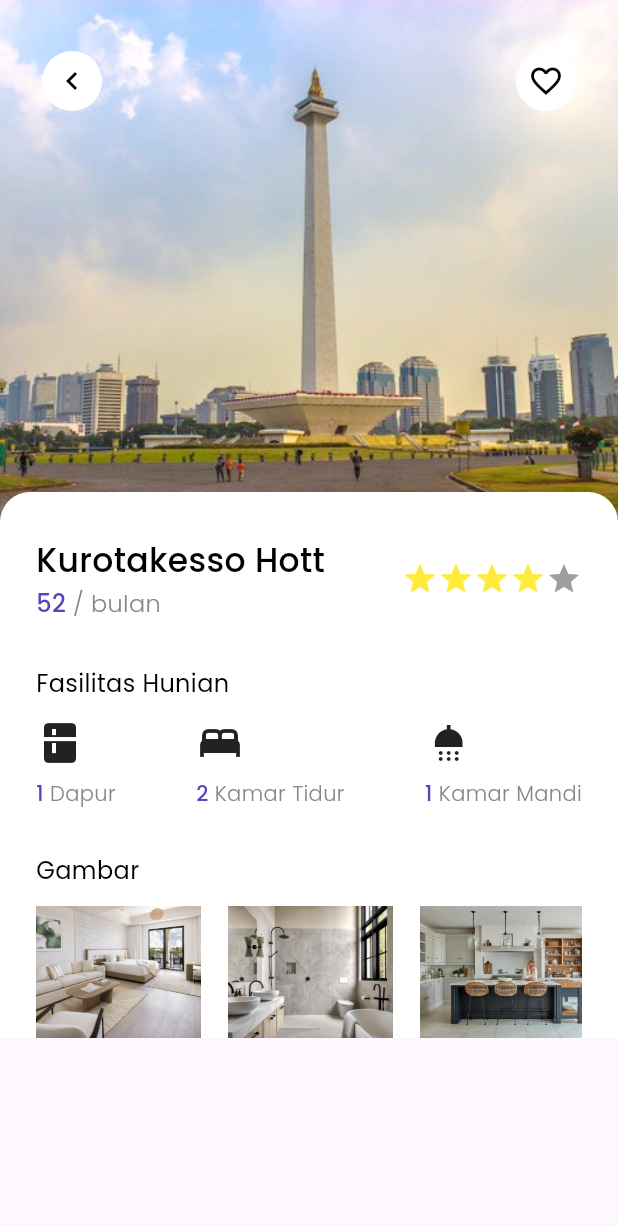
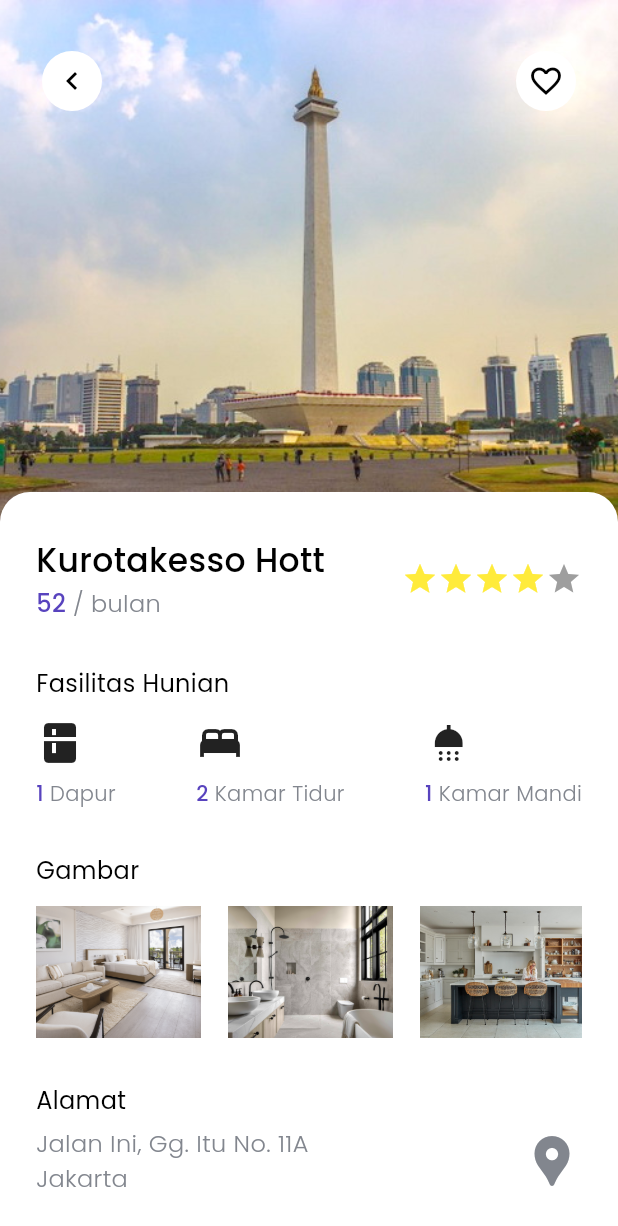
Before and after one commit to nomenklatur/belive, a Flutter app: the DetailScreen screen opened directly, on a phone screen of 412 x 824 dp. Shown: the top 1226 px of the screen. Run offline on Flutter 3.47's test engine with Material 3 defaults, Android fonts, the phone set to English and light mode, and no system bars; our stand-ins replace google_fonts.

Commit message:
feat: location and cta section with navigation fix

```diff
--- a/lib/screens/detail.dart
+++ b/lib/screens/detail.dart
@@ -9,6 +9,7 @@ class DetailScreen extends StatelessWidget {
   @override
   Widget build(BuildContext context) {
     return Scaffold(
+      backgroundColor: Colors.white,
       body: SafeArea(
         bottom: false,
         child: Stack(
@@ -18,28 +19,6 @@ class DetailScreen extends StatelessWidget {
               width: MediaQuery.of(context).size.width,
               height: 350,
               fit: BoxFit.cover,
-            ),
-            Padding(
-              padding: const EdgeInsets.symmetric(horizontal: 24, vertical: 30),
-              child: Row(
-                mainAxisAlignment: MainAxisAlignment.spaceBetween,
-                children: [
-                  IconButton.filled(
-                    onPressed: (){ Navigator.pop(context);},
-                    icon: const Icon(Icons.chevron_left, color: Colors.black,),
-                    style: IconButton.styleFrom(
-                      backgroundColor: Colors.white
-                    ),
-                  ),
-                  IconButton.filled(
-                    onPressed: (){},
-                    icon: const Icon(Icons.favorite_outline, color: Colors.black,),
-                    style: IconButton.styleFrom(
-                      backgroundColor: Colors.white
-                    ),
-                  ),
-                ],
-              ),
             ),
             ListView(
                 children: [
@@ -155,13 +134,71 @@ class DetailScreen extends StatelessWidget {
                               )
                             ],
                           ),
-                        )
+                        ),
+                        const SizedBox(height: 30),
+                        Padding(
+                          padding: const EdgeInsets.only(left: 24),
+                          child: Text('Alamat', style: AppFonts.regular.copyWith(fontSize: 16)),
+                        ),
+                        const SizedBox(height: 6),
+                        Padding(
+                          padding: EdgeInsets.symmetric(horizontal: 24),
+                          child: Row(
+                            mainAxisAlignment: MainAxisAlignment.spaceBetween,
+                            children: [
+                              Text(
+                                'Jalan Ini, Gg. Itu No. 11A \nJakarta',
+                                style: AppFonts.secondary.copyWith(fontSize: 16),
+                              ),
+                              const Icon(Icons.location_pin, size: 40, color: AppColors.secondary,)
+                            ],
+                          ),
+                        ),
+                        const SizedBox(height: 40),
+                        Container(
+                          margin: EdgeInsets.symmetric(horizontal: 24),
+                          height: 50,
+                          width: MediaQuery.of(context).size.width - (2 * 24),
+                          child: ElevatedButton(
+                            onPressed: (){},
+                            style: const ButtonStyle(
+                              backgroundColor: WidgetStatePropertyAll(AppColors.primary)
+                            ),
+                            child: Text(
+                              'Pesan Sekarang',
+                              style: AppFonts.light.copyWith(fontSize: 18),
+                            ),
+                          ),
+                        ),
+                        const SizedBox(height: 40),
                       ],
                     ),
                   ),
 
                 ],
               ),
+            Padding(
+              padding: const EdgeInsets.symmetric(horizontal: 24, vertical: 30),
+              child: Row(
+                mainAxisAlignment: MainAxisAlignment.spaceBetween,
+                children: [
+                  IconButton.filled(
+                    onPressed: (){ Navigator.pop(context);},
+                    icon: const Icon(Icons.chevron_left, color: Colors.black,),
+                    style: IconButton.styleFrom(
+                      backgroundColor: Colors.white
+                    ),
+                  ),
+                  IconButton.filled(
+                    onPressed: (){},
+                    icon: const Icon(Icons.favorite_outline, color: Colors.black,),
+                    style: IconButton.styleFrom(
+                      backgroundColor: Colors.white
+                    ),
+                  ),
+                ],
+              ),
+            ),
           ],
         ),
       ),
--- a/lib/screens/home.dart
+++ b/lib/screens/home.dart
@@ -9,11 +9,12 @@ import 'package:belive/dummies/spaces.dart';
 import 'package:belive/dummies/tips.dart';
 
 class HomeScreen extends StatelessWidget {
-  const HomeScreen({Key? key}):super(key: key);
+  const HomeScreen({super.key});
 
   @override
   Widget build(BuildContext context) {
     return Scaffold(
+      backgroundColor: Colors.white,
       body: SafeArea(
         bottom: false,
         child: ListView(
--- a/lib/screens/splash.dart
+++ b/lib/screens/splash.dart
@@ -3,11 +3,12 @@ import "package:belive/const/styles.dart";
 import "package:belive/screens/home.dart";
 
 class SplashScreen extends StatelessWidget {
-  const SplashScreen({Key? key});
+  const SplashScreen({super.key});
 
   @override
   Widget build(BuildContext context) {
     return Scaffold(
+      backgroundColor: Colors.white,
       body: SafeArea(
         child: Stack(
           children: [
```
